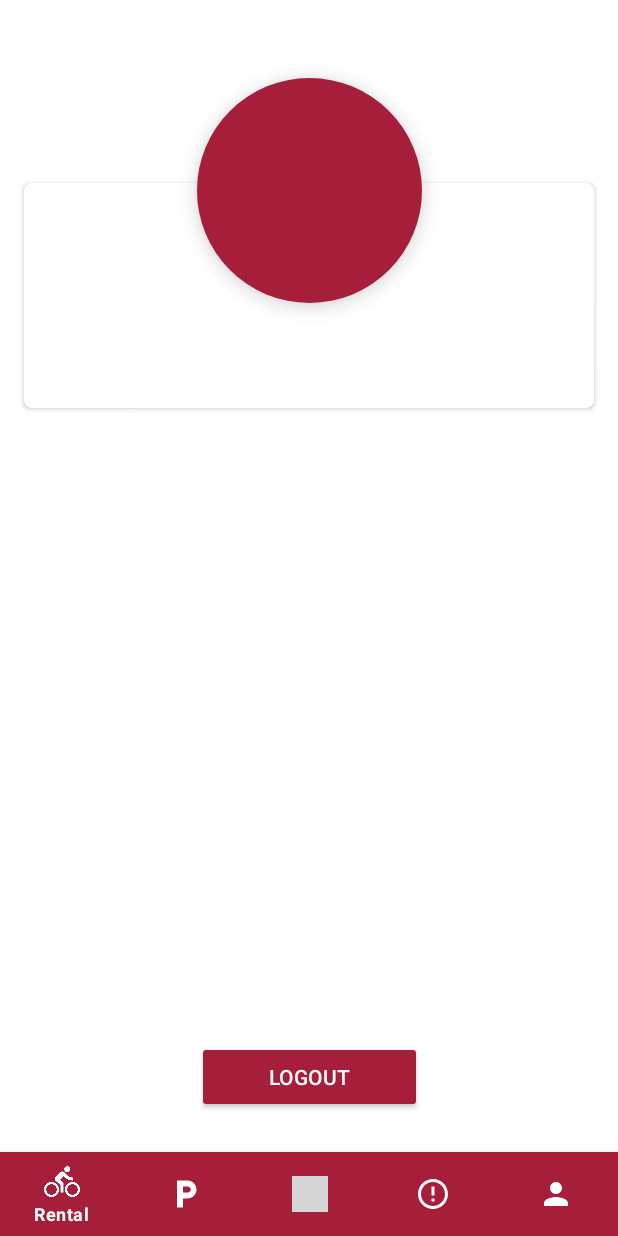
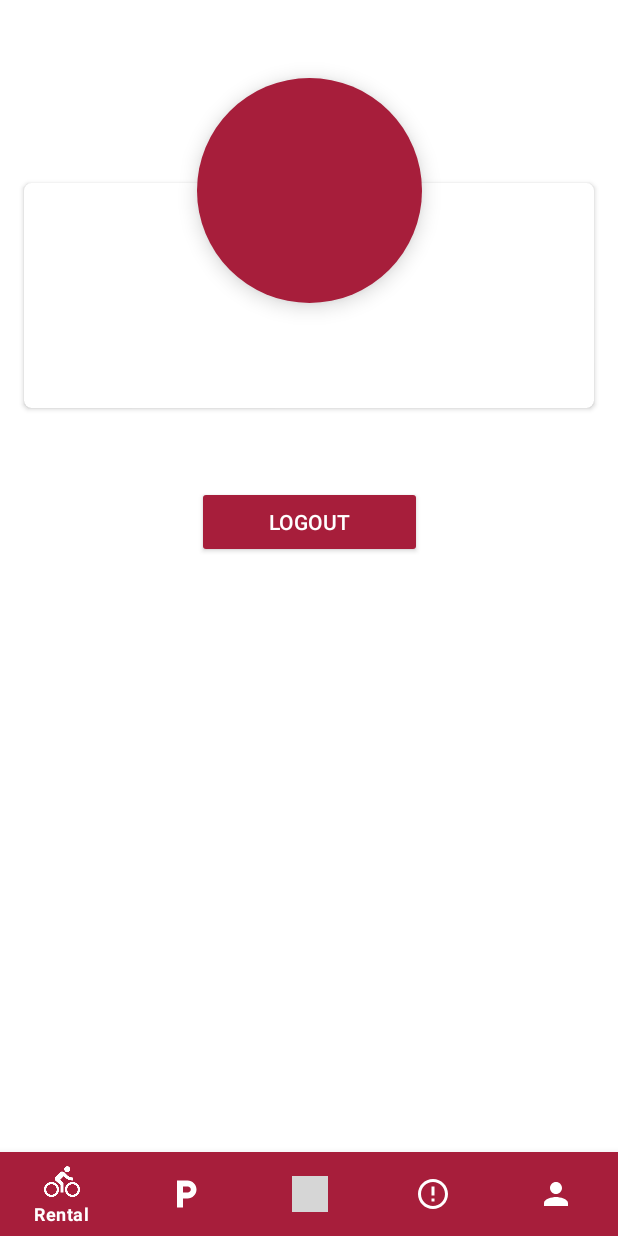
Before and after one commit to conerns/UniMiBike, an Android app: the fragment FrameUtente placed in its activity, on a phone screen of 412 x 824 dp. Run offline under Robolectric (Android 15) with nearby library versions, the phone set to English and light mode, and no system bars; 6 statements that could not run were skipped; grey boxes are pictures that could not be loaded.

Commit message:
Aggiunta ScrollView pagina utente.

```diff
--- a/app/src/debug/res/values/google_maps_api.xml
+++ b/app/src/debug/res/values/google_maps_api.xml
@@ -23,5 +23,5 @@
     Zick: AIzaSyAaH1e56MSrSxE08awd3Nrq_sdExBrHYqY
     Tara: AIzaSyA_VsT-Shay2WcmIZgx5Ru1ddSkrHAKxSM
     -->
-    <string name="google_maps_key" templateMergeStrategy="preserve" translatable="false">AIzaSyAaH1e56MSrSxE08awd3Nrq_sdExBrHYqY</string>
+    <string name="google_maps_key" templateMergeStrategy="preserve" translatable="false">AIzaSyA_VsT-Shay2WcmIZgx5Ru1ddSkrHAKxSM</string>
 </resources>
--- a/app/src/main/java/com/unimib/unimibike/Util/ServerRoutes.java
+++ b/app/src/main/java/com/unimib/unimibike/Util/ServerRoutes.java
@@ -4,7 +4,7 @@ package com.unimib.unimibike.Util;
  */
 
 public interface ServerRoutes {
-    String IP = "192.168.1.8";
+    String IP = "192.168.1.2";
     String PORT = "8000";
     String BASE_URL = "http://"+IP+":"+PORT+"/api/";
     String RACKS = BASE_URL + "racks";
--- a/app/src/main/res/layout/fragment_utente.xml
+++ b/app/src/main/res/layout/fragment_utente.xml
@@ -1,9 +1,14 @@
 <?xml version="1.0" encoding="utf-8"?>
-<androidx.constraintlayout.widget.ConstraintLayout xmlns:android="http://schemas.android.com/apk/res/android"
+
+<ScrollView xmlns:android="http://schemas.android.com/apk/res/android"
     xmlns:app="http://schemas.android.com/apk/res-auto"
     xmlns:tools="http://schemas.android.com/tools"
     android:layout_width="match_parent"
     android:layout_height="match_parent">
+
+    <androidx.constraintlayout.widget.ConstraintLayout
+        android:layout_width="match_parent"
+        android:layout_height="wrap_content">
 
         <TextView
             android:id="@+id/nome_utente_pagina"
@@ -12,9 +17,9 @@
             android:layout_height="wrap_content"
             android:layout_marginTop="52dp"
             android:background="@drawable/user_circe"
+            android:elevation="8dp"
             android:gravity="center"
             android:text="@string/ub"
-        android:elevation="8dp"
             android:textSize="60sp"
             app:layout_constraintEnd_toEndOf="parent"
             app:layout_constraintStart_toStartOf="parent"
@@ -27,13 +32,14 @@
             android:layout_marginStart="16dp"
             android:layout_marginLeft="16dp"
             android:layout_marginTop="122dp"
-        app:cardCornerRadius="5dp"
             android:layout_marginEnd="16dp"
             android:layout_marginRight="16dp"
+            app:cardCornerRadius="5dp"
             app:layout_constraintEnd_toEndOf="parent"
             app:layout_constraintHorizontal_bias="1.0"
             app:layout_constraintStart_toStartOf="parent"
             app:layout_constraintTop_toTopOf="parent">
+
             <androidx.constraintlayout.widget.ConstraintLayout
                 android:layout_width="match_parent"
                 android:layout_height="match_parent">
@@ -61,18 +67,6 @@
 
 
         </androidx.cardview.widget.CardView>
-
-    <Button
-        android:id="@+id/logout_utente"
-        style="@style/Widget.MyTheme.Button"
-        android:layout_width="150dp"
-        android:layout_height="wrap_content"
-        android:layout_marginBottom="26dp"
-        android:text="@string/_logout"
-        app:layout_constraintBottom_toBottomOf="parent"
-        app:layout_constraintEnd_toEndOf="parent"
-        app:layout_constraintHorizontal_bias="0.501"
-        app:layout_constraintStart_toStartOf="parent" />
 
         <TableLayout
             android:id="@+id/tableLayout1"
@@ -103,7 +97,7 @@
                     android:drawableTop="@drawable/ic_edit_location_black_48dp"
                     android:paddingVertical="26dp"
                     android:text="@string/admin_modifica_posizione"
-                android:visibility="gone"/>
+                    android:visibility="gone" />
 
                 <com.google.android.material.button.MaterialButton
                     android:id="@+id/admin_button_bici_add"
@@ -115,7 +109,7 @@
                     android:drawableTop="@drawable/ic_add_circle_outline_black_48dp"
                     android:paddingVertical="26dp"
                     android:text="@string/admin_aggiungi_posizione"
-                android:visibility="gone"/>
+                    android:visibility="gone" />
             </TableRow>
 
             <TableRow
@@ -135,8 +129,23 @@
                     android:drawableTop="@drawable/ic_remove_circle_outline_black_48dp"
                     android:paddingVertical="26dp"
                     android:text="@string/remove_bike"
-                android:visibility="gone"/>
+                    android:visibility="gone" />
 
             </TableRow>
         </TableLayout>
+
+        <Button
+            android:id="@+id/logout_utente"
+            style="@style/Widget.MyTheme.Button"
+            android:layout_width="150dp"
+            android:layout_height="wrap_content"
+            android:layout_marginTop="26dp"
+            android:layout_marginBottom="26dp"
+            android:text="@string/_logout"
+            app:layout_constraintBottom_toBottomOf="parent"
+            app:layout_constraintEnd_toEndOf="parent"
+            app:layout_constraintHorizontal_bias="0.501"
+            app:layout_constraintStart_toStartOf="parent"
+            app:layout_constraintTop_toBottomOf="@+id/tableLayout1" />
     </androidx.constraintlayout.widget.ConstraintLayout>
+</ScrollView>
```
Lines whose indentation alone changed are shown as unchanged.
